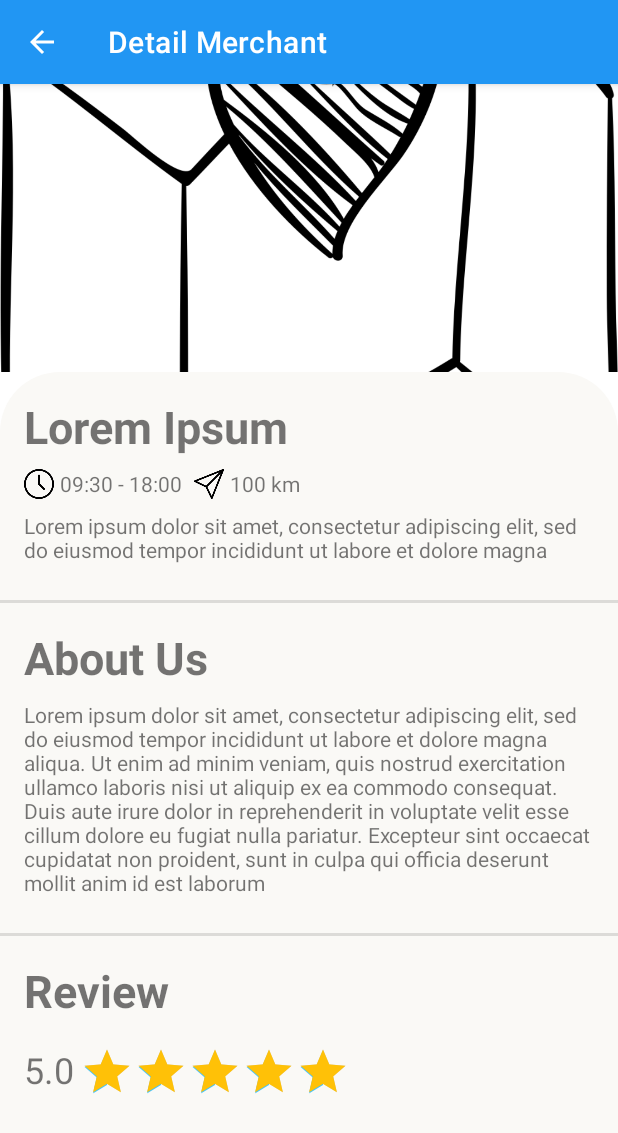
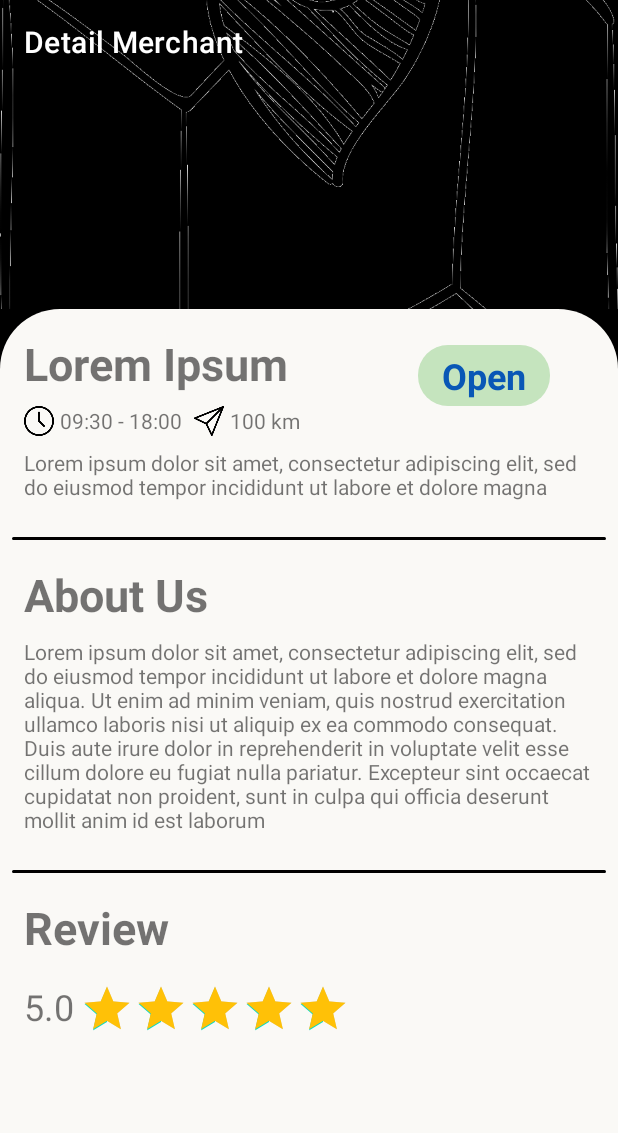
Before and after one commit to blaskoasky/GPS-Project, an Android app: the DetailMerchantActivity screen opened directly, with no data from a screen before it, on a phone screen of 412 x 824 dp. Shown: the top 1133 px of the screen. Run offline under Robolectric (Android 15) with nearby library versions, the phone set to English and light mode, and no system bars.

Commit message:
fix marquee, add open text.

```diff
--- a/app/src/main/java/com/blaskoasky/iri/gps2/detail/DetailMerchantActivity.kt
+++ b/app/src/main/java/com/blaskoasky/iri/gps2/detail/DetailMerchantActivity.kt
@@ -21,6 +21,9 @@ class DetailMerchantActivity : AppCompatActivity() {
         detailMerchantBinding = ActivityDetailMerchantBinding.inflate(layoutInflater)
         setContentView(detailMerchantBinding.root)
 
+        actionBar?.setDisplayHomeAsUpEnabled(true)
+        actionBar?.title = "Kambing"
+
         val selectedMerchant = intent.getParcelableExtra<MerchantEntity>(EXTRA_MERCHANT_DETAIL)
 
         if (selectedMerchant != null) {
@@ -35,14 +38,5 @@ class DetailMerchantActivity : AppCompatActivity() {
                 tvAddressDtl.text = selectedMerchant.address
             }
         }
-
-        supportActionBar?.title = "Detail Merchant"
-        supportActionBar?.setDisplayHomeAsUpEnabled(true)
-
-    }
-
-    override fun onOptionsItemSelected(item: MenuItem): Boolean {
-        onBackPressed()
-        return true
     }
 }
--- /dev/null
+++ b/app/src/main/res/drawable/button_open_close.xml
@@ -0,0 +1,7 @@
+<?xml version="1.0" encoding="utf-8"?>
+<shape xmlns:android="http://schemas.android.com/apk/res/android">
+
+    <solid android:color="@color/bg_background_open_close" />
+    <corners android:radius="20dp" />
+
+</shape>
--- /dev/null
+++ b/app/src/main/res/drawable/divider_shape.xml
@@ -0,0 +1,7 @@
+<?xml version="1.0" encoding="utf-8"?>
+<shape xmlns:android="http://schemas.android.com/apk/res/android">
+
+    <solid android:color="@color/black" />
+    <corners android:radius="100dp" />
+
+</shape>
--- a/app/src/main/res/layout/activity_detail_merchant.xml
+++ b/app/src/main/res/layout/activity_detail_merchant.xml
@@ -4,6 +4,7 @@
     xmlns:tools="http://schemas.android.com/tools"
     android:layout_width="match_parent"
     android:layout_height="match_parent"
+    android:background="@color/black"
     tools:context=".detail.DetailMerchantActivity">
 
 
@@ -19,13 +20,16 @@
         app:srcCompat="@drawable/placeplaceholder" />
 
     <ScrollView
+        android:id="@+id/scrollView2"
         android:layout_width="match_parent"
         android:layout_height="0dp"
         android:background="@drawable/roundedshape"
         app:layout_constraintBottom_toBottomOf="parent"
         app:layout_constraintEnd_toEndOf="parent"
+        app:layout_constraintHorizontal_bias="0.0"
         app:layout_constraintStart_toStartOf="parent"
-        app:layout_constraintTop_toBottomOf="@id/img_main_dtl">
+        app:layout_constraintTop_toBottomOf="@id/img_main_dtl"
+        app:layout_constraintVertical_bias="0.0">
 
         <androidx.constraintlayout.widget.ConstraintLayout
             android:layout_width="match_parent"
@@ -102,8 +106,11 @@
                 android:id="@+id/divider"
                 android:layout_width="match_parent"
                 android:layout_height="2dp"
+                android:layout_marginStart="8dp"
                 android:layout_marginTop="24dp"
-                android:background="?android:attr/listDivider"
+                android:layout_marginEnd="8dp"
+                android:background="@drawable/divider_shape"
+                android:clickable="false"
                 app:layout_constraintEnd_toEndOf="parent"
                 app:layout_constraintHorizontal_bias="0.0"
                 app:layout_constraintStart_toStartOf="parent"
@@ -113,8 +120,10 @@
                 android:id="@+id/divider2"
                 android:layout_width="match_parent"
                 android:layout_height="2dp"
+                android:layout_marginStart="8dp"
                 android:layout_marginTop="24dp"
-                android:background="?android:attr/listDivider"
+                android:layout_marginEnd="8dp"
+                android:background="@drawable/divider_shape"
                 app:layout_constraintEnd_toEndOf="parent"
                 app:layout_constraintHorizontal_bias="0.0"
                 app:layout_constraintStart_toStartOf="parent"
@@ -182,6 +191,25 @@
                 app:layout_constraintStart_toStartOf="parent"
                 app:layout_constraintTop_toBottomOf="@+id/textView6" />
 
+            <TextView
+                android:id="@+id/textView"
+                android:layout_width="wrap_content"
+                android:layout_height="wrap_content"
+                android:layout_marginTop="24dp"
+                android:background="@drawable/button_open_close"
+                android:paddingStart="16dp"
+                android:paddingTop="4dp"
+                android:paddingEnd="16dp"
+                android:paddingBottom="4dp"
+                android:text="Open"
+                android:textColor="@color/merchant_open_text"
+                android:textSize="24sp"
+                android:textStyle="bold"
+                app:layout_constraintEnd_toEndOf="parent"
+                app:layout_constraintHorizontal_bias="0.637"
+                app:layout_constraintStart_toEndOf="@+id/tv_distance_dtl"
+                app:layout_constraintTop_toTopOf="parent" />
+
         </androidx.constraintlayout.widget.ConstraintLayout>
     </ScrollView>
 
--- a/app/src/main/res/values-night/themes.xml
+++ b/app/src/main/res/values-night/themes.xml
@@ -2,9 +2,11 @@
     <!-- Base application theme. -->
     <style name="Theme.GPS2" parent="Theme.MaterialComponents.DayNight.DarkActionBar">
         <!-- Primary brand color. -->
-        <item name="colorPrimary">@color/primary</item>
+        <item name="colorPrimary">@color/primary_blue</item>
         <item name="colorPrimaryVariant">@color/p_light</item>
         <item name="colorOnPrimary">@color/black</item>
+        <item name="android:textColor">@color/text_color</item>
+
         <!-- Secondary brand color. -->
         <item name="colorSecondary">@color/secondary</item>
         <item name="colorSecondaryVariant">@color/s_light</item>
@@ -13,4 +15,13 @@
         <item name="android:statusBarColor" tools:targetApi="l">?attr/colorPrimaryVariant</item>
         <!-- Customize your theme here. -->
     </style>
+
+    <style name="CustomTheme" parent="Theme.MaterialComponents.DayNight.DarkActionBar">
+        <item name="colorPrimary">@android:color/transparent</item>
+        <item name="actionMenuTextColor">@color/black</item>
+        <item name="windowActionBarOverlay">true</item>
+
+        <item name="android:statusBarColor" tools:targetApi="l">@color/p_light</item>
+
+    </style>
 </resources>
--- a/app/src/main/res/values/colors.xml
+++ b/app/src/main/res/values/colors.xml
@@ -1,15 +1,21 @@
 <?xml version="1.0" encoding="utf-8"?>
 <resources>
-    <color name="purple_200">#FFBB86FC</color>
+<!--    <color name="purple_200">#FFBB86FC</color>
     <color name="purple_500">#FF6200EE</color>
     <color name="purple_700">#FF3700B3</color>
     <color name="teal_200">#FF03DAC5</color>
-    <color name="teal_700">#FF018786</color>
+    <color name="teal_700">#FF018786</color>-->
+
+    <color name="white">#FFFFFFFF</color>
     <color name="black">#FF000000</color>
-    <color name="white">#FFFFFFFF</color>
+    <color name="text_color">#F3393434</color>
+
+    <color name="bg_background_open_close">#C5E4BE</color>
+    <color name="merchant_open_text">#0957B6</color>
+
     <color name="off_white">#FAF9F6</color>
 
-    <color name="primary">#2196f3</color>
+    <color name="primary_blue">#2196f3</color>
     <color name="p_light">#6ec6ff</color>
     <color name="p_dark">#0069c0</color>
 
@@ -17,5 +23,5 @@
     <color name="s_light">#82f7ff</color>
     <color name="s_dark">#0094cc</color>
 
-    <color name="main_background">@color/white</color>
+
 </resources>
--- a/app/src/main/res/values/themes.xml
+++ b/app/src/main/res/values/themes.xml
@@ -2,9 +2,10 @@
     <!-- Base application theme. -->
     <style name="Theme.GPS2" parent="Theme.MaterialComponents.DayNight.DarkActionBar">
         <!-- Primary brand color. -->
-        <item name="colorPrimary">@color/primary</item>
+        <item name="colorPrimary">@color/primary_blue</item>
         <item name="colorPrimaryVariant">@color/p_light</item>
         <item name="colorOnPrimary">@color/black</item>
+        <item name="android:textColor">@color/text_color</item>
         <!-- Secondary brand color. -->
         <item name="colorSecondary">@color/secondary</item>
         <item name="colorSecondaryVariant">@color/s_light</item>
@@ -15,11 +16,12 @@
         <!-- Customize your theme here. -->
     </style>
 
-    <!-- Base application theme. -->
-    <style name="AppTheme" parent="Theme.AppCompat.Light">
-        <item name="android:textColorPrimary">@color/black</item>
+    <style name="CustomTheme" parent="Theme.MaterialComponents.DayNight.DarkActionBar">
         <item name="colorPrimary">@android:color/transparent</item>
         <item name="windowActionBarOverlay">true</item>
+
+        <item name="android:statusBarColor" tools:targetApi="l">@color/p_light</item>
     </style>
 
+
 </resources>
```
Also changed, not shown: app/src/main/AndroidManifest.xml (+17 -10 lines), app/src/main/java/com/blaskoasky/iri/gps2/main/MainActivity.kt (+10 -1 lines), app/src/main/java/com/blaskoasky/iri/gps2/maps/MapsActivity.kt (+1 -9 lines), app/src/main/res/layout/activity_main.xml (+14 -9 lines).
